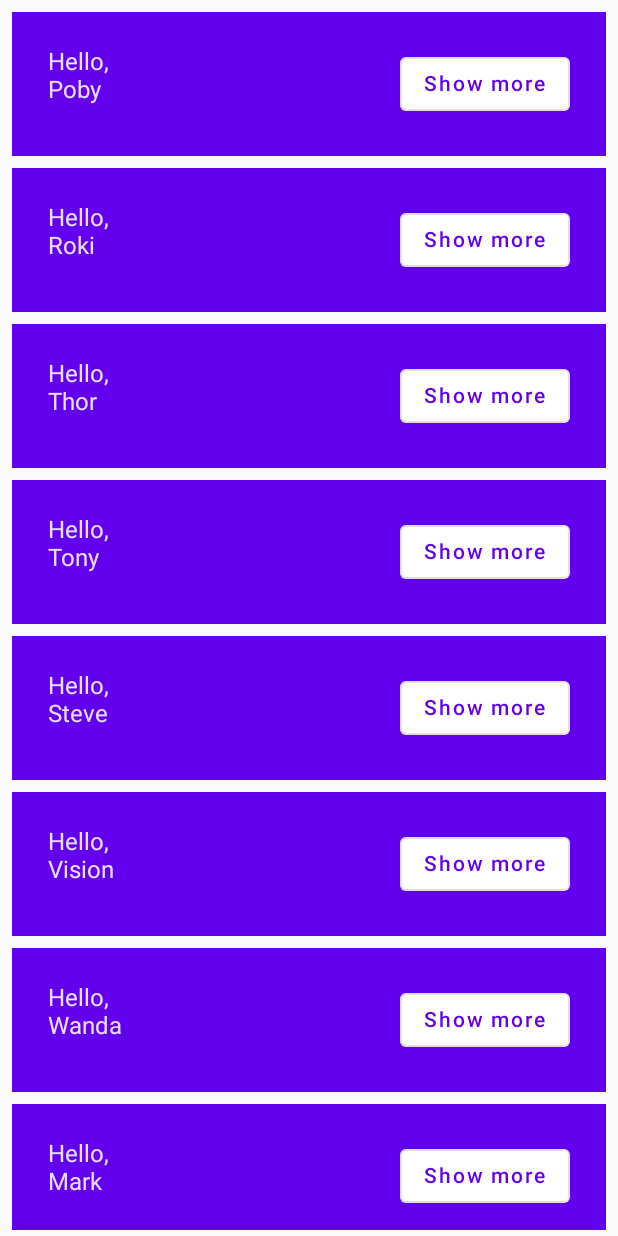
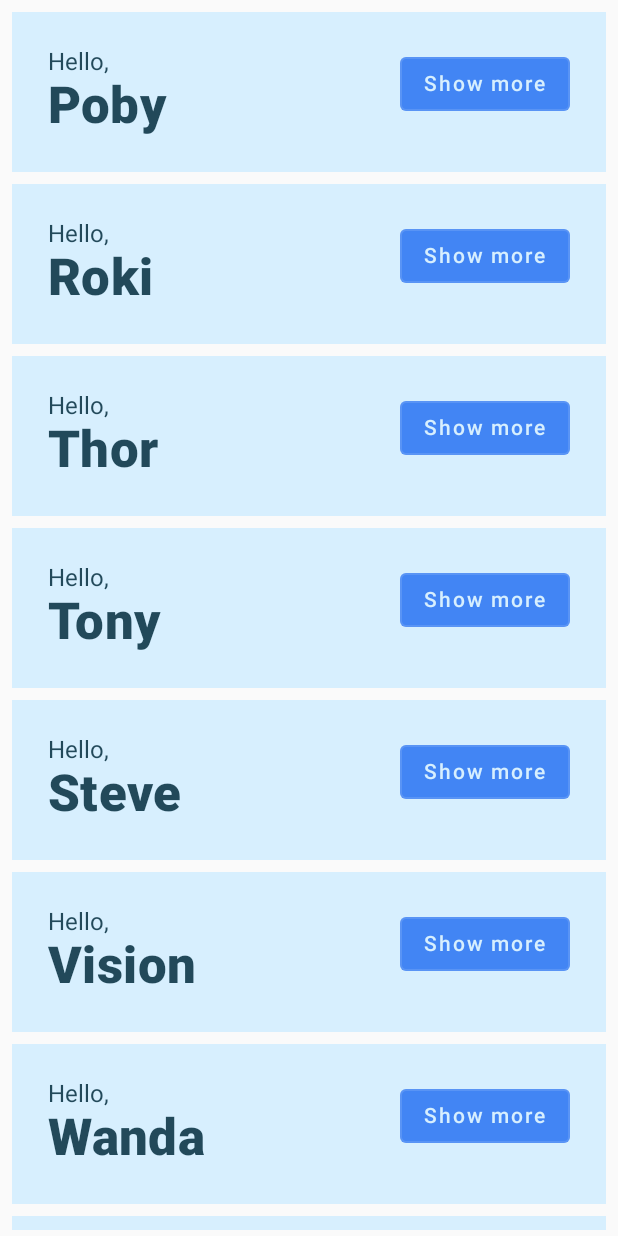
Before and after one commit to sejins/compose_practice, an Android app built with Jetpack Compose: the screen it shows after launch (MainActivity), after a tap on "Continue", on a phone screen of 412 x 824 dp. Run offline under Robolectric (Android 15) with nearby library versions, the phone set to English and light mode, and no system bars.

Commit message:
[CodelabBasic] theming

```diff
--- a/codelab_basic/app/src/main/java/com/jjinse/codelab_basic/MainActivity.kt
+++ b/codelab_basic/app/src/main/java/com/jjinse/codelab_basic/MainActivity.kt
@@ -1,5 +1,6 @@
 package com.jjinse.codelab_basic
 
+import android.content.res.Configuration.UI_MODE_NIGHT_YES
 import android.os.Bundle
 import androidx.activity.ComponentActivity
 import androidx.activity.compose.setContent
@@ -14,6 +15,7 @@ import androidx.compose.runtime.*
 import androidx.compose.runtime.saveable.rememberSaveable
 import androidx.compose.ui.Alignment
 import androidx.compose.ui.Modifier
+import androidx.compose.ui.text.font.FontWeight
 import androidx.compose.ui.tooling.preview.Preview
 import androidx.compose.ui.unit.dp
 import com.jjinse.codelab_basic.ui.theme.Codelab_basicTheme
@@ -106,7 +108,12 @@ fun Greeting(name: String) {
                     .padding(bottom = extraPadding)
             ) {
                 Text(text = "Hello,")
-                Text(text = name)
+                Text(
+                    text = name,
+                    style = MaterialTheme.typography.h4.copy(
+                        fontWeight = FontWeight.ExtraBold
+                    )
+                )
             }
 
             OutlinedButton(
@@ -118,16 +125,25 @@ fun Greeting(name: String) {
     }
 }
 
-@Preview
+@Preview(
+    widthDp = 320,
+    heightDp = 320
+)
 @Composable
 fun OnboardingScreenPreview() {
-    OnboardingScreen(onContinueClicked = {} )
+    Codelab_basicTheme {
+        OnboardingScreen(onContinueClicked = {} )
+    }
 }
 
-@Preview(showBackground = true, widthDp = 320)
+@Preview(
+    name = "DefaultPreviewDark",
+    uiMode = UI_MODE_NIGHT_YES
+)
+@Preview(showBackground = true)
 @Composable
 fun DefaultPreview() {
     Codelab_basicTheme {
-        PobyApp(list)
+        Greetings(list = list)
     }
 }
--- a/codelab_basic/app/src/main/java/com/jjinse/codelab_basic/ui/theme/Color.kt
+++ b/codelab_basic/app/src/main/java/com/jjinse/codelab_basic/ui/theme/Color.kt
@@ -6,3 +6,7 @@ val Purple200 = Color(0xFFBB86FC)
 val Purple500 = Color(0xFF6200EE)
 val Purple700 = Color(0xFF3700B3)
 val Teal200 = Color(0xFF03DAC5)
+val Navy = Color(0xFF073042)
+val Blue = Color(0xFF4285F4)
+val LightBlue = Color(0xFFD7EFFE)
+val Chartreuse = Color(0xFFEFF7CF)
--- a/codelab_basic/app/src/main/java/com/jjinse/codelab_basic/ui/theme/Theme.kt
+++ b/codelab_basic/app/src/main/java/com/jjinse/codelab_basic/ui/theme/Theme.kt
@@ -5,17 +5,20 @@ import androidx.compose.material.MaterialTheme
 import androidx.compose.material.darkColors
 import androidx.compose.material.lightColors
 import androidx.compose.runtime.Composable
+import androidx.compose.ui.graphics.Color
 
 private val DarkColorPalette = darkColors(
-    primary = Purple200,
-    primaryVariant = Purple700,
-    secondary = Teal200
+    primary = Navy,
+    onPrimary = LightBlue,
+    surface = Blue,
+    onSurface = Color.White
 )
 
 private val LightColorPalette = lightColors(
-    primary = Purple500,
-    primaryVariant = Purple700,
-    secondary = Teal200
+    primary = LightBlue,
+    onPrimary = Navy,
+    surface = Blue,
+    onSurface = Color.White
 
     /* Other default colors to override
     background = Color.White,
```
